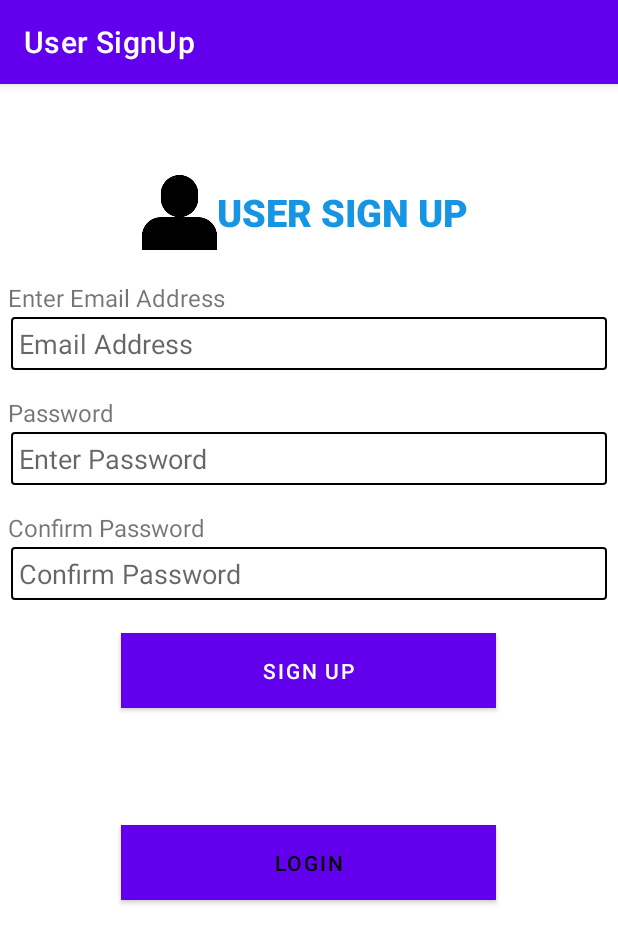
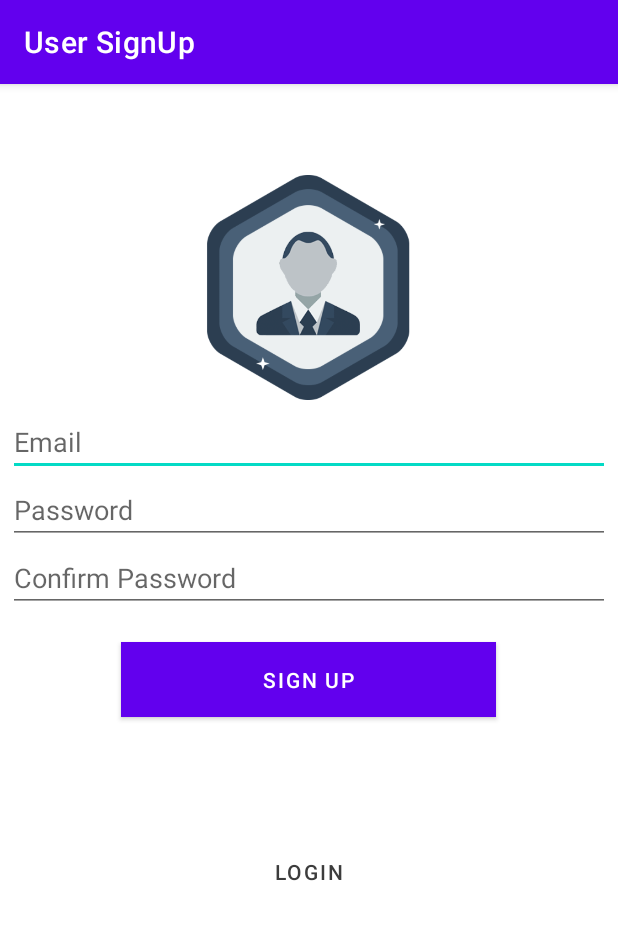
Before and after one commit to checua/App7, an Android app: the signup screen opened directly, with no data from a screen before it, on a phone screen of 412 x 824 dp. Shown: the top 943 px of the screen. Run offline under Robolectric (Android 15) with nearby library versions, the phone set to English and light mode, and no system bars.

Commit message:
icon and name ok Login and Sign Up ok

```diff
--- a/app/src/main/java/com/example/app7/ConnectionHelper.java
+++ b/app/src/main/java/com/example/app7/ConnectionHelper.java
@@ -14,7 +14,10 @@ public class ConnectionHelper {
     @SuppressLint("NewApi")
     public static Connection CONN() {
 
-
+        String _user = "misiones";
+        String _pass = "Alopedev7mision";
+        String _DB = "mapsMarkers";
+        String _server = "dpa6ecad46.database.windows.net";
 
         StrictMode.ThreadPolicy policy = new StrictMode.ThreadPolicy.Builder()
                 .permitAll().build();
--- a/app/src/main/java/com/example/app7/signup.java
+++ b/app/src/main/java/com/example/app7/signup.java
@@ -8,6 +8,7 @@ import android.widget.Button;
 import android.widget.EditText;
 import android.widget.LinearLayout;
 import android.widget.ProgressBar;
+import android.widget.TextView;
 
 import androidx.appcompat.app.AppCompatActivity;
 
@@ -23,6 +24,7 @@ public class signup extends AppCompatActivity {
     Button btnSignUp;
     ProgressBar progressBar;
     LinearLayout lvparent;
+    TextView tvLogin;
 
     @Override
     protected void onCreate(Bundle savedInstanceState) {
@@ -35,6 +37,7 @@ public class signup extends AppCompatActivity {
         btnSignUp = findViewById(R.id.btnSignUp);
         progressBar = findViewById(R.id.pbbar);
         lvparent = findViewById(R.id.lvparent);
+        //tvLogin = findViewById(R.id.tvLogin);
         this.setTitle("User SignUp");
 
         btnSignUp.setOnClickListener(new View.OnClickListener() {
@@ -54,6 +57,16 @@ public class signup extends AppCompatActivity {
 
             }
         });
+/*
+        tvLogin.setOnClickListener(new View.OnClickListener() {
+            @Override
+            public void onClick(View view) {
+                Intent i = new Intent(signup.this, login.class);
+                startActivity(i);
+            }
+        });
+
+ */
     }
 
     public void ShowSnackBar(String message) {
--- a/app/src/main/res/layout/signup.xml
+++ b/app/src/main/res/layout/signup.xml
@@ -1,6 +1,10 @@
 <?xml version="1.0" encoding="utf-8"?>
 <LinearLayout xmlns:android="http://schemas.android.com/apk/res/android"
     android:id="@+id/lvparent"
+    android:paddingBottom="@dimen/activity_vertical_margin"
+    android:paddingLeft="@dimen/activity_horizontal_margin"
+    android:paddingRight="@dimen/activity_horizontal_margin"
+    android:paddingTop="@dimen/activity_vertical_margin"
     android:layout_width="match_parent"
     android:layout_height="match_parent"
     android:orientation="vertical"
@@ -16,78 +20,38 @@
         android:padding="5dp">
 
         <ImageView
-            android:layout_width="50dp"
-            android:layout_height="50dp"
-            android:layout_gravity="center_vertical"
-            android:src="@drawable/user" />
+            android:layout_width="150dp"
+            android:layout_height="150dp"
+            android:layout_gravity="center"
+            android:src="@drawable/usuario" />
 
-        <TextView
-            android:layout_width="match_parent"
-            android:layout_height="wrap_content"
-            android:layout_gravity="center_vertical"
-            android:layout_marginRight="5dp"
-            android:fontFamily="sans-serif-black"
-            android:gravity="center_horizontal"
-            android:text="USER SIGN UP"
-            android:textColor="@color/colorPrimary"
-            android:textSize="25sp" />
     </LinearLayout>
 
-    <TextView
-        android:layout_width="match_parent"
-        android:layout_height="wrap_content"
-        android:layout_marginTop="15dp"
 
-        android:gravity="start"
-        android:text="Enter Email Address"
-        android:textSize="16sp" />
 
     <EditText
         android:id="@+id/edtEmailAddress"
         android:layout_width="match_parent"
         android:layout_height="wrap_content"
-        android:layout_margin="2dp"
-        android:background="@drawable/myedittextbg"
-        android:hint="Email Address"
-        android:padding="5dp"
-        android:textColor="#2d3436" />
+        android:hint="Email"
+        android:inputType="text"
 
-    <TextView
-        android:layout_width="match_parent"
-        android:layout_height="wrap_content"
-        android:layout_marginTop="15dp"
-        android:gravity="start"
-        android:text="Password"
-        android:textSize="16sp" />
+        />
 
     <EditText
         android:id="@+id/edtPassword"
         android:layout_width="match_parent"
         android:layout_height="wrap_content"
-        android:layout_margin="2dp"
-        android:background="@drawable/myedittextbg"
-        android:hint="Enter Password"
+        android:hint="Password"
         android:inputType="textPassword"
-        android:padding="5dp"
         android:textColor="#2d3436" />
-
-    <TextView
-        android:layout_width="match_parent"
-        android:layout_height="wrap_content"
-        android:layout_marginTop="15dp"
-        android:gravity="start"
-        android:text="Confirm Password"
-        android:textSize="16sp" />
 
     <EditText
         android:id="@+id/edtConfirmPassword"
         android:layout_width="match_parent"
         android:layout_height="wrap_content"
-        android:layout_margin="2dp"
-        android:background="@drawable/myedittextbg"
         android:hint="Confirm Password"
         android:inputType="textPassword"
-        android:padding="5dp"
         android:textColor="#2d3436" />
 
     <Button
@@ -108,13 +72,24 @@
         android:layout_height="wrap_content"
         android:layout_gravity="center_horizontal" />
     <Button
-        android:id="@+id/btnSignIn"
+        android:id="@+id/btnLogin"
         android:layout_width="250dp"
         android:layout_height="50dp"
         android:layout_gravity="center_horizontal"
         android:layout_marginTop="20dp"
-        android:background="@color/colorLightGray"
         android:onClick="Login"
         android:text="Login"
-        android:textColor="#000" />
-</LinearLayout>
+        android:background="@android:color/transparent"
+        android:textColor="#3C3C3C" />/>
+    <!--
+       <TextView
+           android:id="@+id/tvLogin"
+           android:layout_width="match_parent"
+           android:layout_height="wrap_content"
+           android:layout_gravity="center_horizontal"
+           android:text="Login"
+           android:layout_marginTop="50dp"
+           android:clickable="true"
+           android:textAlignment="center" />
+   -->
+   </LinearLayout>
--- a/app/src/main/res/values/colors.xml
+++ b/app/src/main/res/values/colors.xml
@@ -11,4 +11,5 @@
     <color name="colorPrimaryDark">#023250</color>
     <color name="colorAccent">#D81B60</color>
     <color name="colorLightGray">#CFCFCF</color>
+
 </resources>
```
Also changed, not shown: app/src/main/AndroidManifest.xml (+4 -4 lines), app/src/main/java/com/example/app7/login.java (+15 -0 lines), app/src/main/res/layout/login.xml (+25 -8 lines).
